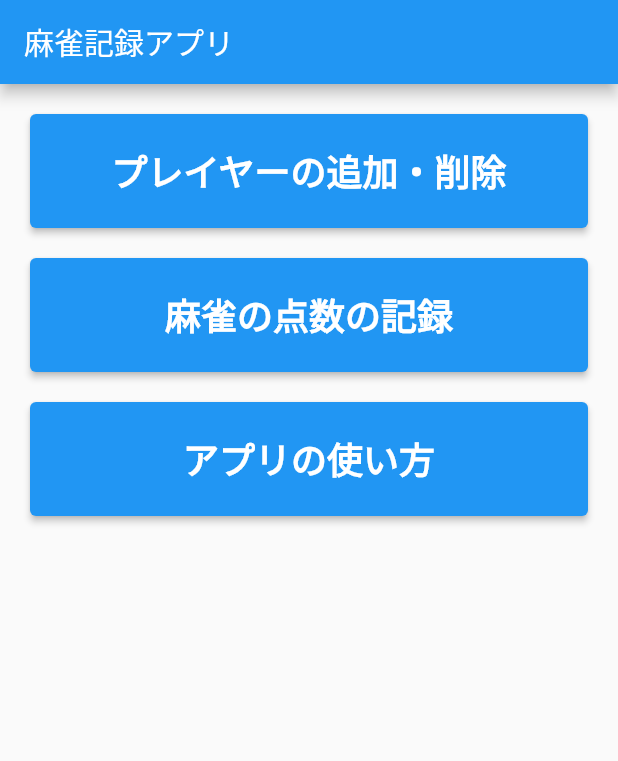
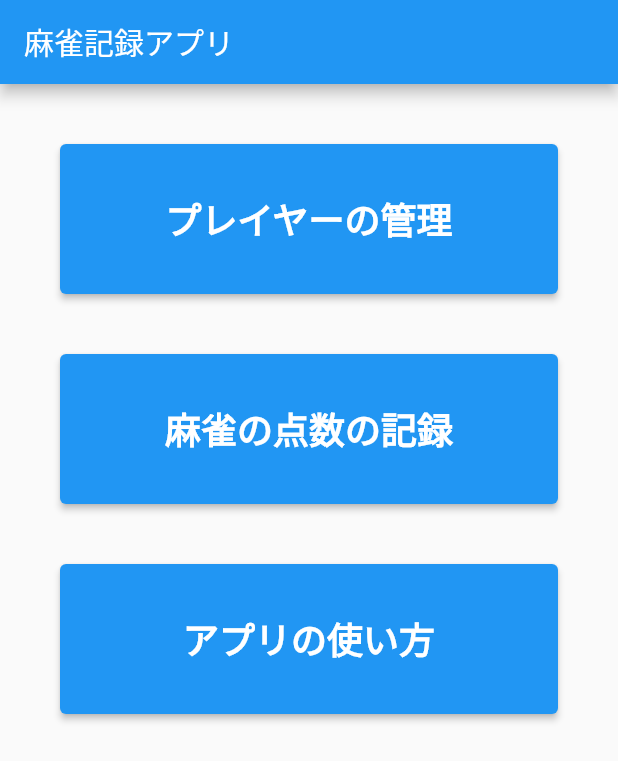
Before and after one commit to suzunayui/mahjong_score_note, a Flutter app: the screen it shows after launch, after a tap on "麻雀の点数の記録", on a phone screen of 412 x 824 dp. Shown: the top 761 px of the screen. Run offline on Flutter 3.47's test engine with Material 2 defaults, Android fonts, the phone set to English and light mode, and no system bars; our stand-ins replace google_fonts, sqflite; accounts and stored records are empty.

Commit message:
ファイル追加、スタイルの調整

```diff
--- a/lib/main.dart
+++ b/lib/main.dart
@@ -1,7 +1,14 @@
+// main.dart
+
 import 'package:flutter/material.dart';
+import 'player_management_screen.dart';
+import 'styles.dart';
 
 void main() {
-  runApp(const MyApp());
+  runApp(const MaterialApp(
+    home: MyApp(),
+    // 他の設定
+  ));
 }
 
 class MyApp extends StatelessWidget {
@@ -14,70 +21,37 @@ class MyApp extends StatelessWidget {
         appBar: AppBar(
           title: const Text('麻雀記録アプリ'),
         ),
-        body: Column(
-          mainAxisAlignment: MainAxisAlignment.start, // ボタンを上部に配置
+        body: Padding(
+          padding: const EdgeInsets.all(40),
+          child: Center(
+            child: Column(
+              mainAxisAlignment: MainAxisAlignment.start,
               children: <Widget>[
-            const SizedBox(height: 20), // 上部のマージンを設定
-            Container(
-              width: double.infinity,
-              margin: const EdgeInsets.symmetric(horizontal: 20),
-              child: ElevatedButton(
-                style: ElevatedButton.styleFrom(
-                  padding: const EdgeInsets.symmetric(vertical: 20),
+                buildElevatedButton(
+                  label: 'プレイヤーの管理',
+                  onPressed: () {
+                    Navigator.of(context).push(MaterialPageRoute(builder: (context) {
+                      return Builder(
+                        builder: (context) => const PlayerManagementScreen(),
+                      );
+                    }));
+                  },
                 ),
-                onPressed: () {
-                  // プレイヤーの追加・削除画面に遷移するコードをここに追加
-                },
-                child: const Text(
-                  'プレイヤーの追加・削除',
-                  style: TextStyle(
-                    fontSize: 24,
-                    fontWeight: FontWeight.bold,
-                  ),
-                ),
-              ),
-            ),
-            const SizedBox(height: 20), // ボタン間の間隔を設定
-            Container(
-              width: double.infinity,
-              margin: const EdgeInsets.symmetric(horizontal: 20),
-              child: ElevatedButton(
-                style: ElevatedButton.styleFrom(
-                  padding: const EdgeInsets.symmetric(vertical: 20),
-                ),
+                buildElevatedButton(
+                  label: '麻雀の点数の記録',
                   onPressed: () {
                     // 麻雀の点数の記録画面に遷移するコードをここに追加
                   },
-                child: const Text(
-                  '麻雀の点数の記録',
-                  style: TextStyle(
-                    fontSize: 24,
-                    fontWeight: FontWeight.bold,
                 ),
-                ),
-              ),
-            ),
-            const SizedBox(height: 20), // ボタン間の間隔を設定
-            Container(
-              width: double.infinity,
-              margin: const EdgeInsets.symmetric(horizontal: 20),
-              child: ElevatedButton(
-                style: ElevatedButton.styleFrom(
-                  padding: const EdgeInsets.symmetric(vertical: 20),
-                ),
+                buildElevatedButton(
+                  label: 'アプリの使い方',
                   onPressed: () {
                     // アプリの使い方画面に遷移するコードをここに追加
                   },
-                child: const Text(
-                  'アプリの使い方',
-                  style: TextStyle(
-                    fontSize: 24,
-                    fontWeight: FontWeight.bold,
+                ),
+              ],
             ),
           ),
-              ),
-            ),
-          ],
         ),
       ),
     );
--- /dev/null
+++ b/lib/player_list_screen.dart
@@ -0,0 +1 @@
+// player_list_screen.dart
--- /dev/null
+++ b/lib/styles.dart
@@ -0,0 +1,35 @@
+// styles.dart
+import 'package:flutter/material.dart';
+import 'package:google_fonts/google_fonts.dart';
+
+const double buttonSpacing = 40.0; // ボタン間の間隔
+
+final ButtonStyle customButtonStyle = ElevatedButton.styleFrom(
+  fixedSize: const Size(200, 100), // ボタンの高さを調整
+  padding: const EdgeInsets.symmetric(vertical: 10), // パディングを調整
+);
+
+TextStyle robotoTextStyle({double fontSize = 24, FontWeight fontWeight = FontWeight.bold}) {
+  return GoogleFonts.roboto(
+    fontSize: fontSize,
+    fontWeight: fontWeight,
+  );
+}
+
+Widget buildElevatedButton({
+  required String label,
+  required VoidCallback onPressed,
+}) {
+  return Container(
+    width: double.infinity,
+    margin: const EdgeInsets.only(bottom: buttonSpacing),
+    child: ElevatedButton(
+      style: customButtonStyle,
+      onPressed: onPressed,
+      child: Text(
+        label,
+        style: robotoTextStyle(), // Nunitoフォントスタイルを適用
+      ),
+    ),
+  );
+}
```
Also changed, not shown: lib/player_add_screen.dart (added, +47 -0 lines), lib/player_management_screen.dart (added, +43 -0 lines), pubspec.yaml (+8 -0 lines). Lines whose indentation alone changed are shown as unchanged.
